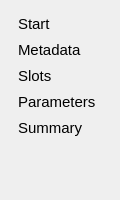
Qt form src/SideWidget.ui (flowexpert/charon) before a commit.
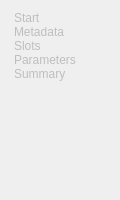
The same form after that commit.

Commit message: using general style sheet

What changed in the file:
```diff
--- a/src/SideWidget.ui
+++ b/src/SideWidget.ui
@@ -22,36 +22,6 @@
      <property name="enabled">
       <bool>false</bool>
      </property>
-     <property name="styleSheet">
-      <string notr="true">QListView {
-	font-size: 11pt;
- }
-
-QListView:!active {
-	color: black;
-	background: transparent;
-}
-
-QListView::item {
-	border: 1px solid transparent;
-	border-radius: 3px;
-	padding: 3px;
-}
-
-QListView::item:selected {
-	border-color: #00A;
- }
-
- QListView::item:selected:!active {
-	color: black;
-	background: #CCF;
- }
-
-QListView::item:hover {
-	background: white;
-	color: black;
- }</string>
-     </property>
      <property name="frameShape">
       <enum>QFrame::NoFrame</enum>
      </property>
```
Left out of the diff: 2 changed lines with no effect on the pictures. The commit also changes 12 other files.
